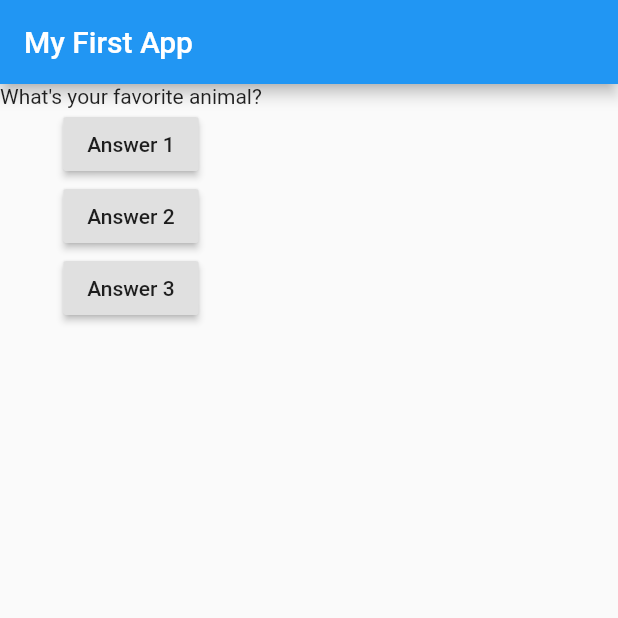
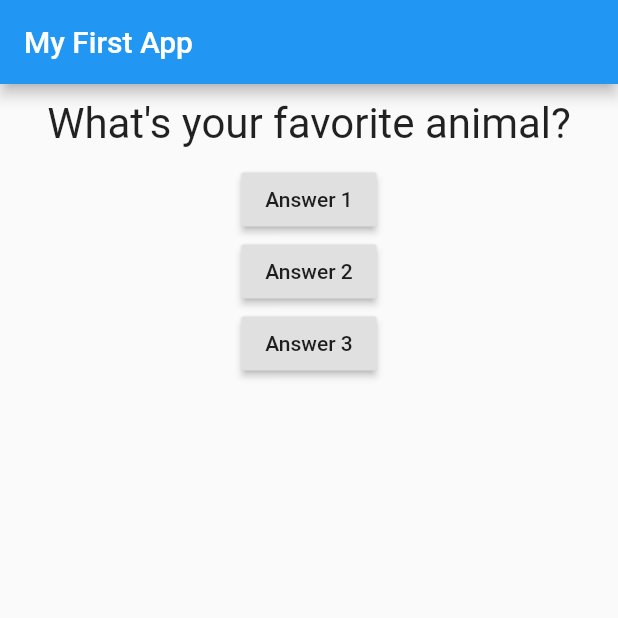
Before and after one commit to Towfique101/quiz_app, a Flutter app: the screen it shows after launch, after a tap on "Answer 1", on a phone screen of 412 x 824 dp, the top half of it. Run offline on Flutter 3.47's test engine with Material 2 defaults, Android fonts, the phone set to English and light mode, and no system bars.

Commit message:
Container, margin, edge insets

```diff
--- a/first_module_app/lib/main.dart
+++ b/first_module_app/lib/main.dart
@@ -18,7 +18,7 @@ class MyApp extends StatefulWidget {
 
   var _questionIndex = 0;
 
-  void answerQuestion() {
+  void _answerQuestion() {
     setState(() {
 
       _questionIndex = _questionIndex + 1;
@@ -43,7 +43,7 @@ class MyApp extends StatefulWidget {
             Question(questions[_questionIndex]),
             RaisedButton(
               child: Text('Answer 1',),
-              onPressed: answerQuestion,
+              onPressed: _answerQuestion,
             ),
             RaisedButton(
               child: Text('Answer 2'),
--- a/first_module_app/lib/question.dart
+++ b/first_module_app/lib/question.dart
@@ -1,12 +1,24 @@
 import 'package:flutter/material.dart';
+
 class Question extends StatelessWidget {
-  String questionText;
+  final String questionText;
 
   Question(this.questionText);
   @override
   Widget build(BuildContext context) {
-    return Text(questionText);
-
-
+    // container takes the full window from left to right
+    // padding takes the space inside the container
+    // may have a border, can be drawn that can be seen as a
+    // border around the container
+    return Container(
+      width: double.infinity,
+      margin: EdgeInsets.all(10
+      ),
+      child: Text(
+        questionText,
+        style: TextStyle(fontSize: 28),
+        textAlign: TextAlign.center,
+      ),
+    );
   }
 }
```
